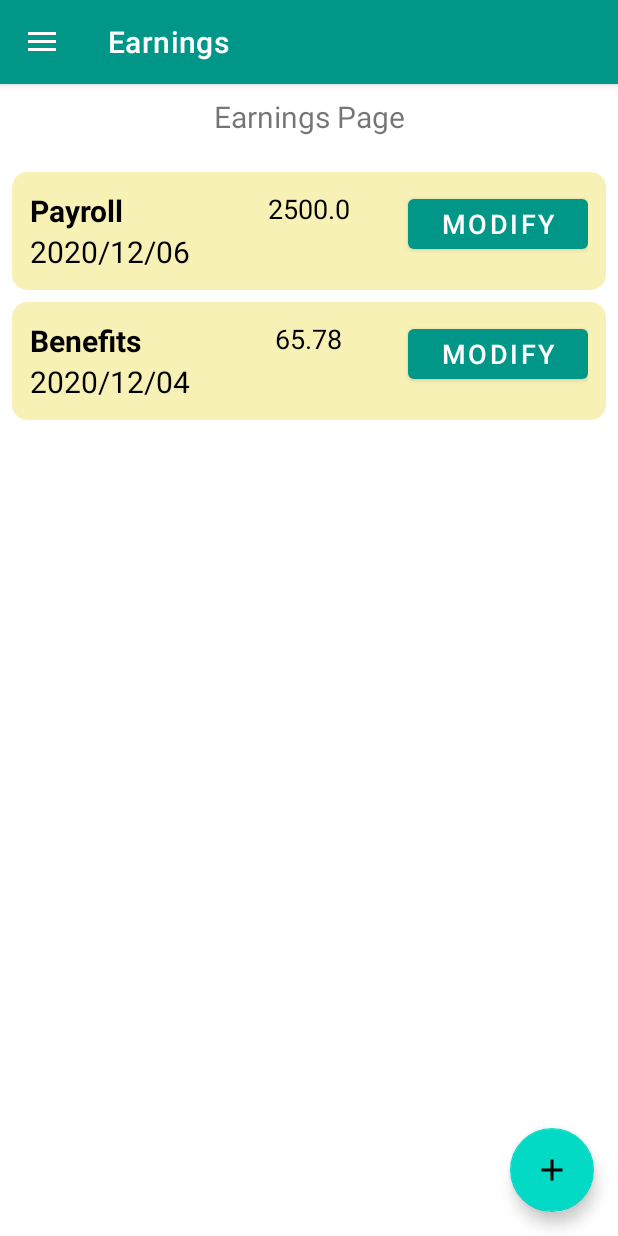
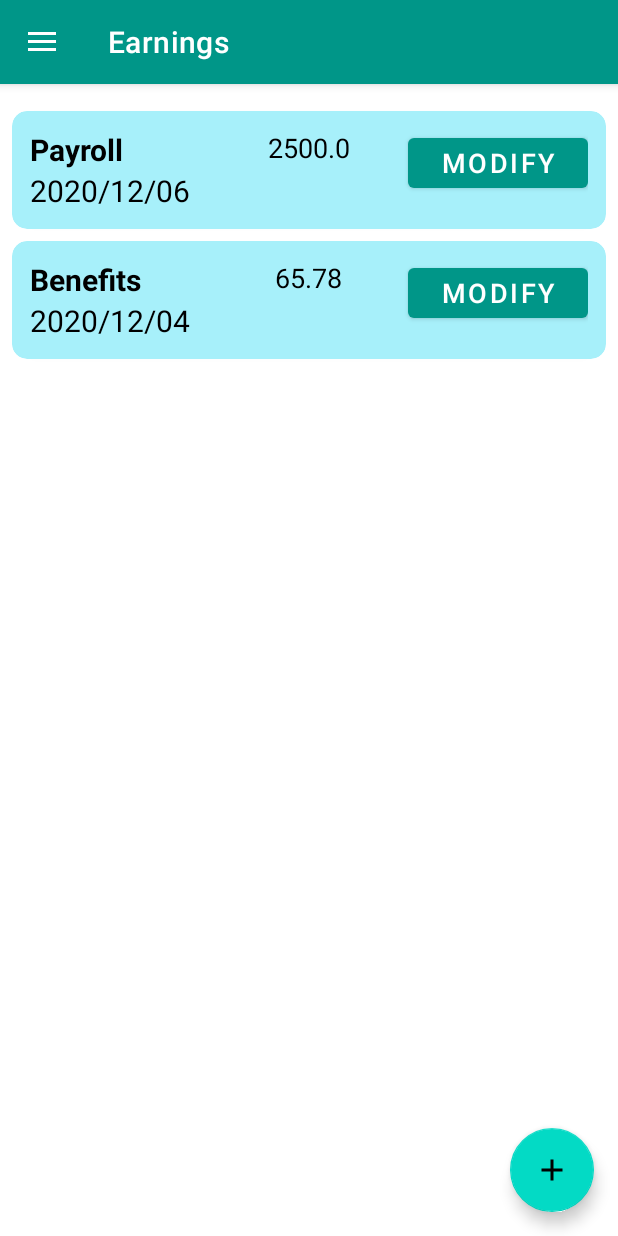
Before and after one commit to Binod-Shrestha/DollarFinalProject, an Android app: the screen it shows after launch (MainActivity), after a tap on "VIEW INCOME", on a phone screen of 412 x 824 dp. Run offline under Robolectric (Android 15) with nearby library versions, the phone set to English and light mode, and no system bars; our stand-ins replace navigation-ui.

Commit message:
layout resized

```diff
--- a/app/src/main/res/layout/earnings_item.xml
+++ b/app/src/main/res/layout/earnings_item.xml
@@ -8,7 +8,7 @@
     app:contentPadding="4dp"
     app:cardCornerRadius="10dp"
     android:elevation="2dp"
-    app:cardBackgroundColor="#F8F1B5"
+    app:cardBackgroundColor="#A7F0FA"
     >
 
     <RelativeLayout
--- a/app/src/main/res/layout/fragment_earnings.xml
+++ b/app/src/main/res/layout/fragment_earnings.xml
@@ -12,20 +12,7 @@
         android:orientation="vertical"
         >
 
-        <TextView
-            android:id="@+id/text_expense"
-            android:layout_width="match_parent"
-            android:layout_height="wrap_content"
-            android:layout_marginStart="8dp"
-            android:layout_marginTop="8dp"
-            android:layout_marginEnd="8dp"
-            android:text="Earnings Page"
-            android:textAlignment="center"
-            android:textSize="20sp"
-            app:layout_constraintBottom_toBottomOf="parent"
-            app:layout_constraintEnd_toEndOf="parent"
-            app:layout_constraintStart_toStartOf="parent"
-            app:layout_constraintTop_toTopOf="parent" />
+
 
         <androidx.recyclerview.widget.RecyclerView
             android:id="@+id/recycleView"
@@ -34,7 +21,7 @@
             android:clipToPadding="false"
             android:padding="4dp"
             tools:listitem="@layout/earnings_item"
-            android:layout_marginTop="15dp"
+            android:layout_marginTop="10dp"
 
             />
 
--- a/app/src/main/res/navigation/navigation.xml
+++ b/app/src/main/res/navigation/navigation.xml
@@ -13,8 +13,7 @@
         <action
             android:id="@+id/action_nav_home_to_summaryFragment"
             app:destination="@id/summaryFragment"
-            app:popUpTo="@id/nav_home"
-            app:popUpToInclusive="true" />
+            app:popUpToInclusive="false" />
         <action
             android:id="@+id/action_nav_home_to_earningsFragment"
             app:destination="@id/earningsFragment"
@@ -38,7 +37,8 @@
         tools:layout="@layout/fragment_summary" >
         <action
             android:id="@+id/action_summaryFragment_to_nav_home"
-            app:destination="@id/nav_home" />
+            app:destination="@id/nav_home"
+            app:popUpToInclusive="false" />
     </fragment>
     <fragment
         android:id="@+id/earningsFragment"
@@ -62,7 +62,8 @@
             app:destination="@id/addExpense" />
         <action
             android:id="@+id/action_expenditureFragment_to_modifyExpenseFragment"
-            app:destination="@id/modifyExpenseFragment" />
+            app:destination="@id/modifyExpenseFragment"
+            app:popUpToInclusive="false" />
     </fragment>
     <fragment
         android:id="@+id/addExpense"
@@ -71,7 +72,9 @@
         tools:layout="@layout/fragment_add_expense">
         <action
             android:id="@+id/action_addExpense_to_expenditureFragment"
-            app:destination="@id/expenditureFragment" />
+            app:destination="@id/expenditureFragment"
+            app:popUpTo="@id/expenditureFragment"
+            app:popUpToInclusive="true" />
     </fragment>
     <fragment
         android:id="@+id/addEarning"
--- a/app/src/main/res/values/strings.xml
+++ b/app/src/main/res/values/strings.xml
@@ -12,7 +12,7 @@
     <string name="menu_summary">Summary</string>
     <string name="fragment_summary">Summary</string>
     <string name="nav_earnings">Earnings </string>
-    <string name="fragment_about">This appliation is developed by the team of 3 students from Sheridan as the requirement of the course.\n\nThe app is to track the dollar earned and spent by the user. The application also provides an analysis to help users to estimate their expense and to save the earnings.\n\n\n Application Name: ExpenseTracker\n Group No: 07\n Group Members:\n   Binod Shrestha(991462138\n   Hemraj Kafle(99146...)\n   Saam Haghighat(99146...)\n School: Sheridan College \n Course: PROG39402</string>
+    <string name="fragment_about">This appliation is developed by the team of 3 students from Sheridan as the requirement of the course.\n\nThe app is to track the dollar earned and spent by the user. The application also provides an analysis to help users to estimate their expense and to save the earnings.\n\n\n Application Name: ExpenseTracker\n Group No: 07\n Group Members:\n   Binod Shrestha(991462138\n   Hemraj Kafle(9914511170)\n   Saam Haghighat(991455311)\n School: Sheridan College \n Course: PROG39402</string>
     <string name="nav_expenditure">Expenditure </string>
 
 </resources>
--- a/app/src/main/res/values/styles.xml
+++ b/app/src/main/res/values/styles.xml
@@ -1,5 +1,7 @@
 <?xml version="1.0" encoding="utf-8"?>
 <resources>
 
-    <style name="NumberPickerStyle">20sp</style>
+    <style name="NumberPickerStyle">
+        <item name="android:textSize">20sp</item>
+    </style>
 </resources>
```
Also changed, not shown: app/src/main/res/layout/fragment_add_earning.xml (+7 -5 lines), app/src/main/res/layout/fragment_expenditure.xml (+1 -17 lines).
